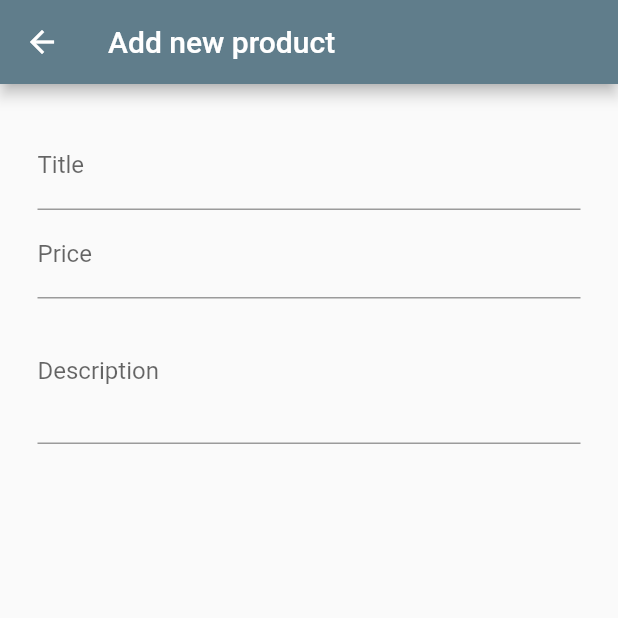
After one commit to Keno-AI/flutter_practice_projects, a Flutter app: the EditProductScreen screen opened by its route, on a phone screen of 412 x 824 dp, the top half of it. The commit adds this screen. Run offline on Flutter 3.47's test engine with Material 2 defaults, Android fonts, the phone set to English and light mode, and no system bars; network calls fail.

Commit message:
Added user input forms

```diff
--- a/lamoda_junior/lib/main.dart
+++ b/lamoda_junior/lib/main.dart
@@ -8,6 +8,8 @@ import './providers/products.dart';
 import './screens/cart_screen.dart';
 import './providers/orders.dart';
 import './screens/orders_screen.dart';
+import './screens/user_products_screen.dart';
+import './screens/edit_product_screen.dart';
 
 void main() => runApp(MyApp());
 
@@ -39,6 +41,8 @@ class MyApp extends StatelessWidget {
           ProductDetailScreen.routeName: (ctx) => ProductDetailScreen(),
           CartScreen.routeName: (ctx) => CartScreen(),
           OrdersScreen.routeName: (ctx) => OrdersScreen(),
+          UserProductsScreen.routeName: (ctx) => UserProductsScreen(),
+          EditProductScreen.routeName: (ctx) => EditProductScreen(),
         },
       ),
     );
--- /dev/null
+++ b/lamoda_junior/lib/screens/edit_product_screen.dart
@@ -0,0 +1,42 @@
+import 'package:flutter/material.dart';
+
+class EditProductScreen extends StatefulWidget {
+  static const routeName = "/editProduct";
+
+  @override
+  _EditProductScreenState createState() => _EditProductScreenState();
+}
+
+class _EditProductScreenState extends State<EditProductScreen> {
+  @override
+  Widget build(BuildContext context) {
+    return Scaffold(
+      appBar: AppBar(
+        title: Text("Add new product"),
+      ),
+      body: Padding(
+        padding: const EdgeInsets.all(25.0),
+        child: Form(
+          child: ListView(
+            children: [
+              TextFormField(
+                decoration: InputDecoration(labelText: "Title"),
+                textInputAction: TextInputAction.next,
+              ),
+              TextFormField(
+                decoration: InputDecoration(labelText: "Price"),
+                textInputAction: TextInputAction.next,
+                keyboardType: TextInputType.number,
+              ),
+              TextFormField(
+                decoration: InputDecoration(labelText: "Description"),
+                maxLines: 3,
+                keyboardType: TextInputType.multiline,
+              ),
+            ],
+          ),
+        ),
+      ),
+    );
+  }
+}
```
Also changed, not shown: lamoda_junior/lib/providers/cart.dart (+14 -1 lines), lamoda_junior/lib/screens/user_products_screen.dart (added, +34 -0 lines), lamoda_junior/lib/widgets/app_drawer.dart (+11 -1 lines), lamoda_junior/lib/widgets/cart_item.dart (+21 -3 lines), lamoda_junior/lib/widgets/product_item.dart (+13 -7 lines), lamoda_junior/lib/widgets/user_product_item.dart (added, +25 -0 lines).
